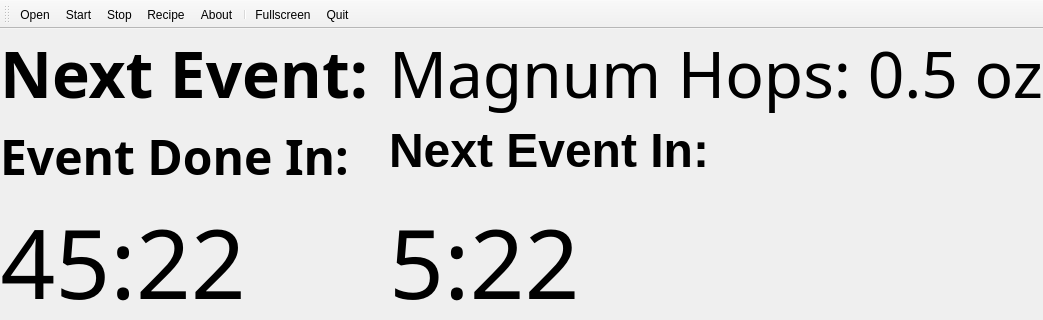
Above: brewtimer.ui from nelseric/brewtimer before the change; both pictures show x 0 to 1043 and y 0 to 320 of the 1043 by 567 pixel window. Below: the same form after it.
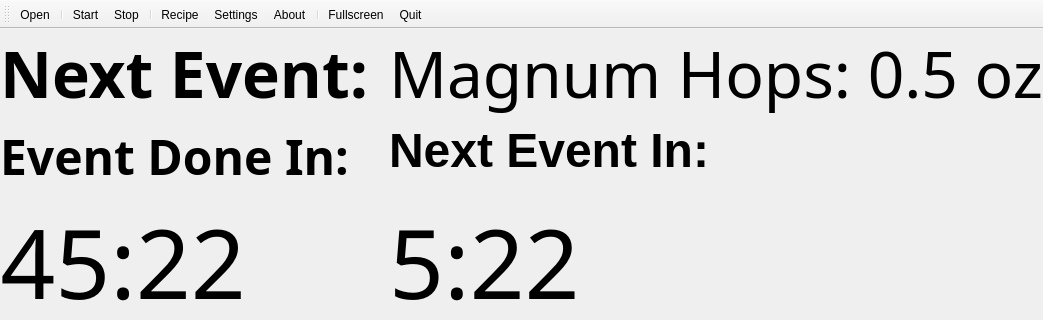
That is the form after the change.

Commit message: removed brewtimer.pro.user

What changed in the file:
```diff
--- a/brewtimer.ui
+++ b/brewtimer.ui
@@ -6,7 +6,7 @@
    <rect>
     <x>0</x>
     <y>0</y>
-    <width>991</width>
+    <width>1005</width>
     <height>567</height>
    </rect>
   </property>
@@ -472,9 +472,12 @@
     <bool>false</bool>
    </attribute>
    <addaction name="actionOpen"/>
+   <addaction name="separator"/>
    <addaction name="actionStart"/>
    <addaction name="actionStop"/>
+   <addaction name="separator"/>
    <addaction name="actionRecipe"/>
+   <addaction name="actionSettings"/>
    <addaction name="actionAbout"/>
    <addaction name="separator"/>
    <addaction name="actionFullscreen"/>
@@ -515,6 +518,11 @@
     <string>Recipe</string>
    </property>
   </action>
+  <action name="actionSettings">
+   <property name="text">
+    <string>Settings</string>
+   </property>
+  </action>
  </widget>
  <layoutdefault spacing="6" margin="11"/>
  <resources/>
```
The commit also changes 3 other files.
